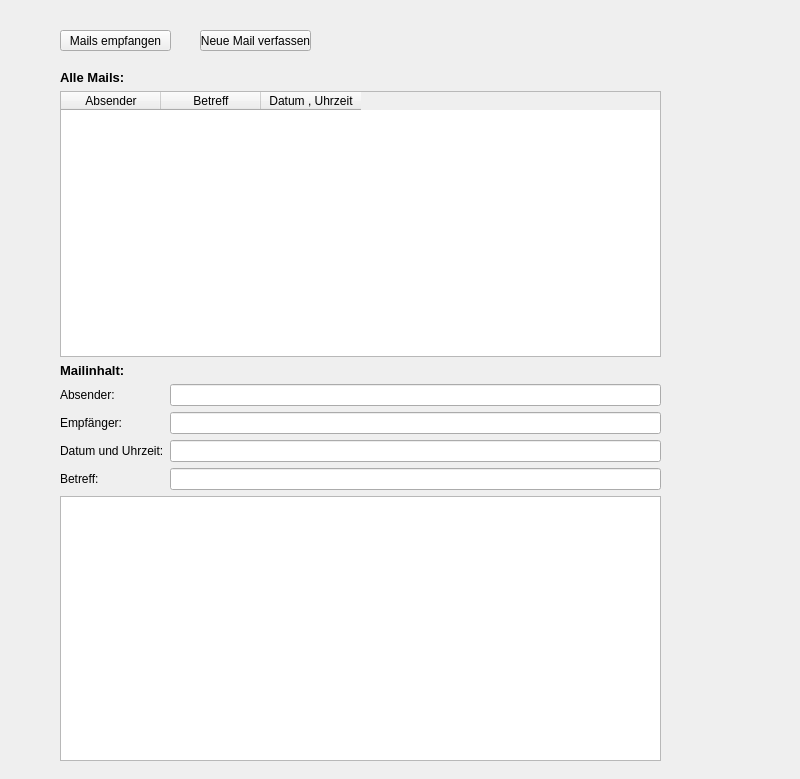
This is thunder_mail_client/menu_widget.ui in SH1RL0CK/thunder_mail as Qt 5 draws it before an edit. The edited form follows.
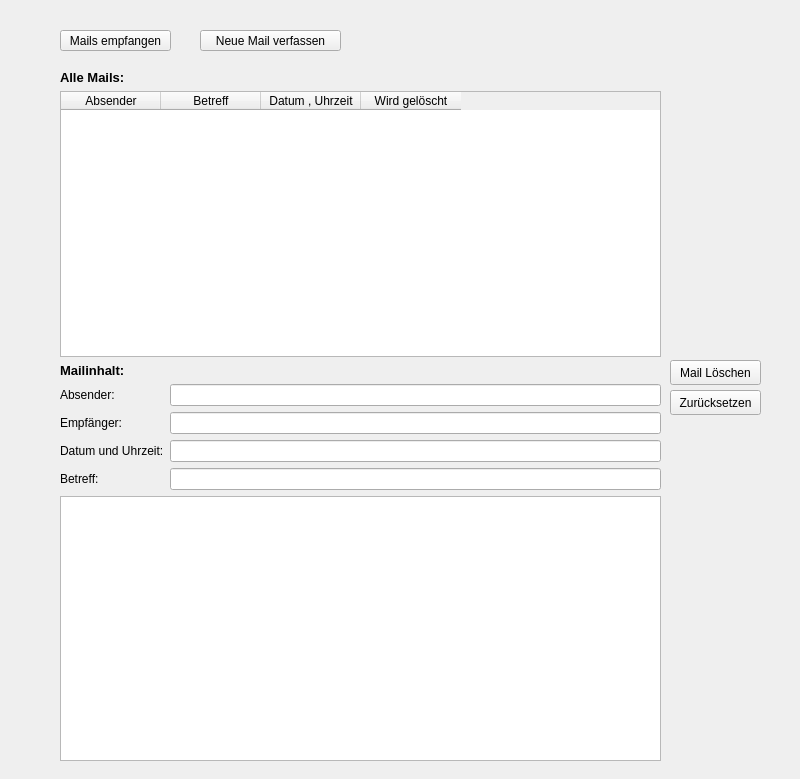
This is the edited form.

Commit message: add deletion of mail in client

What changed in the file:
```diff
--- a/thunder_mail_client/menu_widget.ui
+++ b/thunder_mail_client/menu_widget.ui
@@ -18,7 +18,7 @@
     <rect>
      <x>200</x>
      <y>30</y>
-     <width>111</width>
+     <width>141</width>
      <height>21</height>
     </rect>
    </property>
@@ -80,6 +80,11 @@
         <string>Datum , Uhrzeit</string>
        </property>
       </column>
+      <column>
+       <property name="text">
+        <string>Wird gelöscht</string>
+       </property>
+      </column>
      </widget>
     </item>
     <item>
@@ -148,6 +153,32 @@
     </item>
    </layout>
   </widget>
+  <widget class="QPushButton" name="deleteMailPushButton">
+   <property name="geometry">
+    <rect>
+     <x>670</x>
+     <y>360</y>
+     <width>91</width>
+     <height>25</height>
+    </rect>
+   </property>
+   <property name="text">
+    <string>Mail Löschen</string>
+   </property>
+  </widget>
+  <widget class="QPushButton" name="resetPushButton">
+   <property name="geometry">
+    <rect>
+     <x>670</x>
+     <y>390</y>
+     <width>91</width>
+     <height>25</height>
+    </rect>
+   </property>
+   <property name="text">
+    <string>Zurücksetzen</string>
+   </property>
+  </widget>
  </widget>
  <resources/>
  <connections/>
```
The commit also changes 6 other files.
